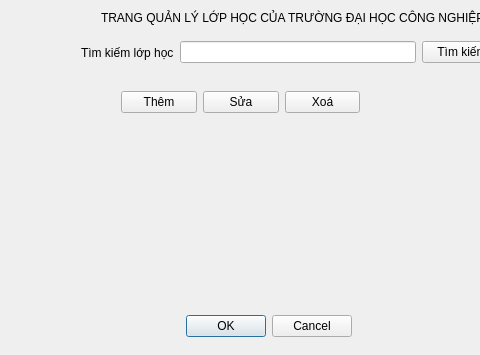
The window that QLSV/quanlylophoc.ui (Quang-Phuc/CauPhan_C-) describes before a commit, drawn with Qt 5; both pictures show x 89 to 569 and y 0 to 355 of the 717 by 355 pixel window.
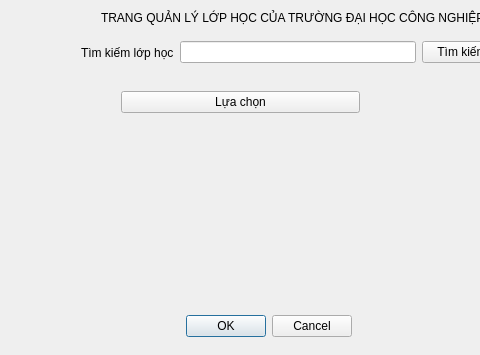
The same window after the commit.

What changed in the file:
```diff
--- a/QLSV/quanlylophoc.ui
+++ b/QLSV/quanlylophoc.ui
@@ -55,21 +55,7 @@
     <item>
      <widget class="QPushButton" name="pushButton">
       <property name="text">
-       <string>Thêm</string>
-      </property>
-     </widget>
-    </item>
-    <item>
-     <widget class="QPushButton" name="pushButton_2">
-      <property name="text">
-       <string>Sửa</string>
-      </property>
-     </widget>
-    </item>
-    <item>
-     <widget class="QPushButton" name="pushButton_3">
-      <property name="text">
-       <string>Xoá</string>
+       <string>Lựa chọn</string>
       </property>
      </widget>
     </item>
```
